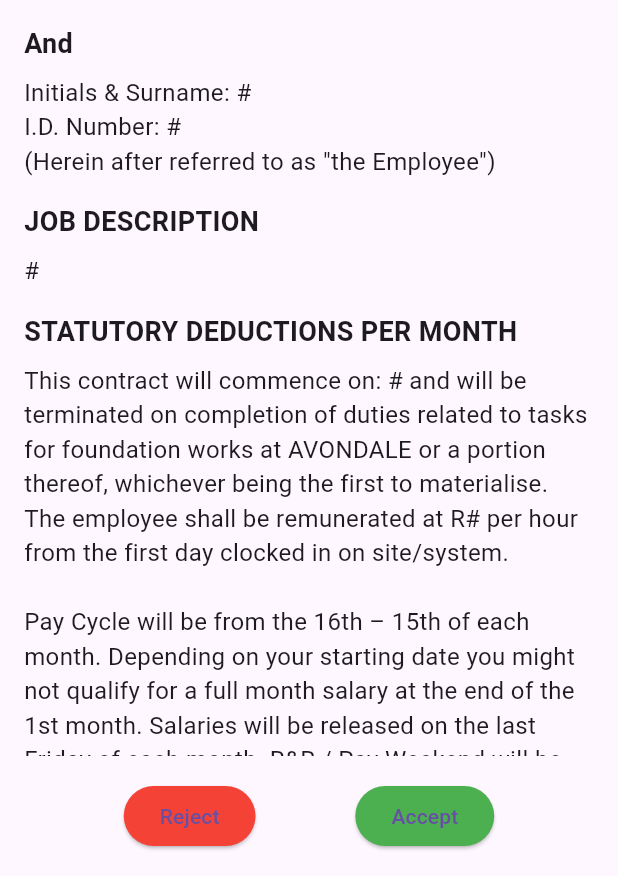
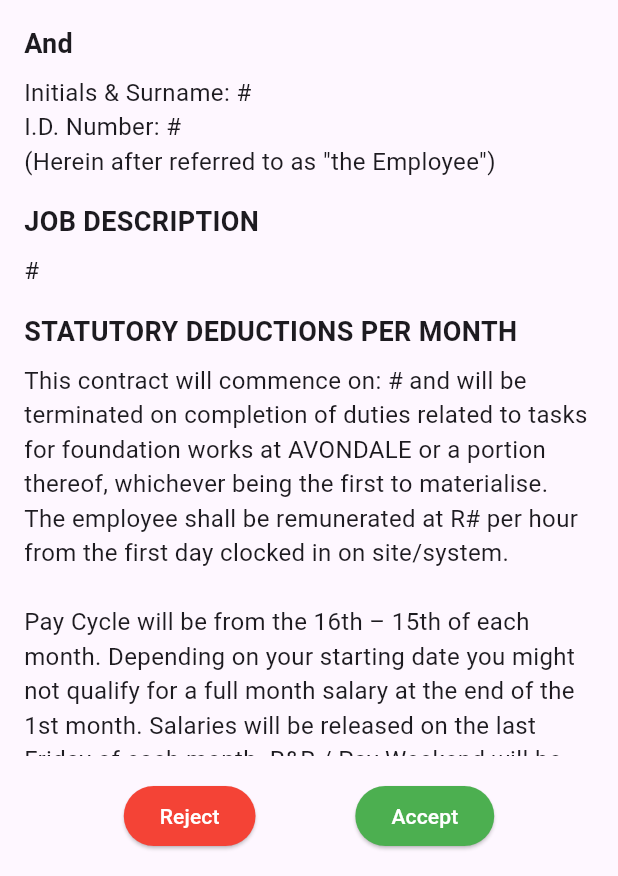
Before and after one commit to flutify-sa/sincot, a Flutter app: the LocalContractPage screen opened directly, on a phone screen of 412 x 824 dp, the part 360-1236 px from its top. Run offline on Flutter 3.47's test engine with Material 3 defaults, Android fonts, the phone set to English and light mode, and no system bars; our stand-ins replace file_picker, shared_preferences, supabase_flutter; accounts and stored records are empty.

```diff
--- a/lib/local.dart
+++ b/lib/local.dart
@@ -1,6 +1,6 @@
 import 'package:flutter/material.dart';
 import 'package:pdf/widgets.dart' as pw;
-import 'package:supabase/supabase.dart';
+import 'package:supabase_flutter/supabase_flutter.dart';
 import 'dart:io';
 import 'package:path_provider/path_provider.dart';
 
@@ -221,7 +221,10 @@ class _LocalContractPageState extends State<LocalContractPage> {
                   style: ElevatedButton.styleFrom(
                     backgroundColor: Colors.red,
                   ),
-                  child: Text('Reject'),
+                  child: Text(
+                    'Reject',
+                    style: TextStyle(color: Colors.white),
+                  ),
                 ),
                 ElevatedButton(
                   onPressed: () {
@@ -231,7 +234,10 @@ class _LocalContractPageState extends State<LocalContractPage> {
                   style: ElevatedButton.styleFrom(
                     backgroundColor: Colors.green,
                   ),
-                  child: Text('Accept'),
+                  child: Text(
+                    'Accept',
+                    style: TextStyle(color: Colors.white),
+                  ),
                 ),
               ],
             ),
@@ -347,6 +353,7 @@ class _LocalContractPageState extends State<LocalContractPage> {
       if (!mounted) return; // Check if the widget is still mounted
       ScaffoldMessenger.of(context)
           .showSnackBar(SnackBar(content: Text('Failed to upload PDF: $e')));
+      print(e);
     }
   }
 }
```
